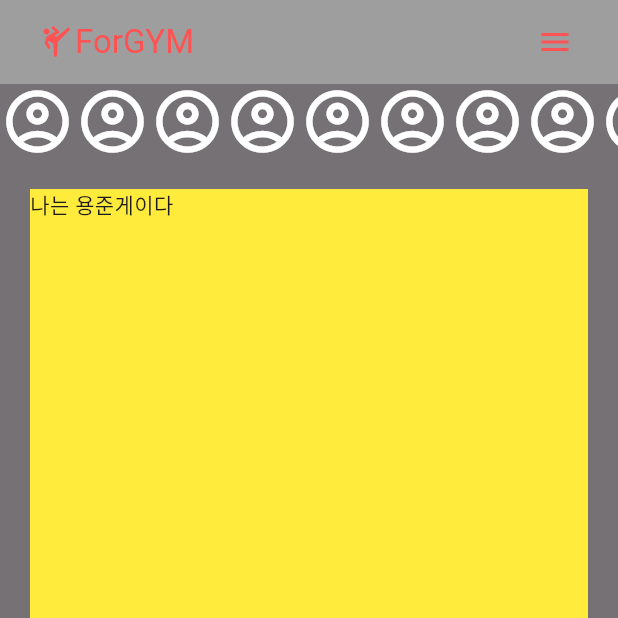
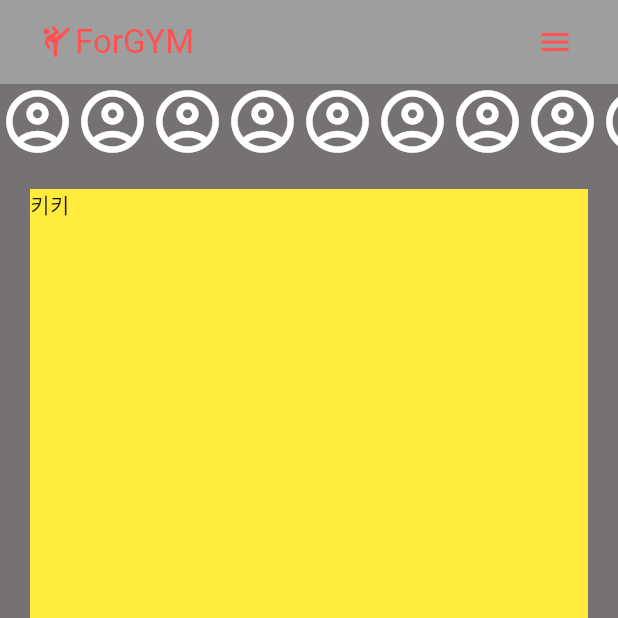
Before and after one commit to oowhyun/ForGym, a Flutter app: the screen it shows after launch, on a phone screen of 412 x 824 dp, the top half of it. Run offline on Flutter 3.47's test engine with Material 3 defaults, Android fonts, the phone set to English and light mode, and no system bars.

Commit message:
안녕안녕

```diff
--- a/lib/main.dart
+++ b/lib/main.dart
@@ -46,7 +46,7 @@ class MyApp extends StatelessWidget {
                   height: 300, // 적절한 높이를 설정합니다.
                   margin: EdgeInsets.all(20),
                   color: Colors.yellow,
-                  child: Text('나는 용준게이다'),
+                  child: Text('키키'),
                 ),
                 Container(
                   height: 300, // 적절한 높이를 설정합니다.
```
